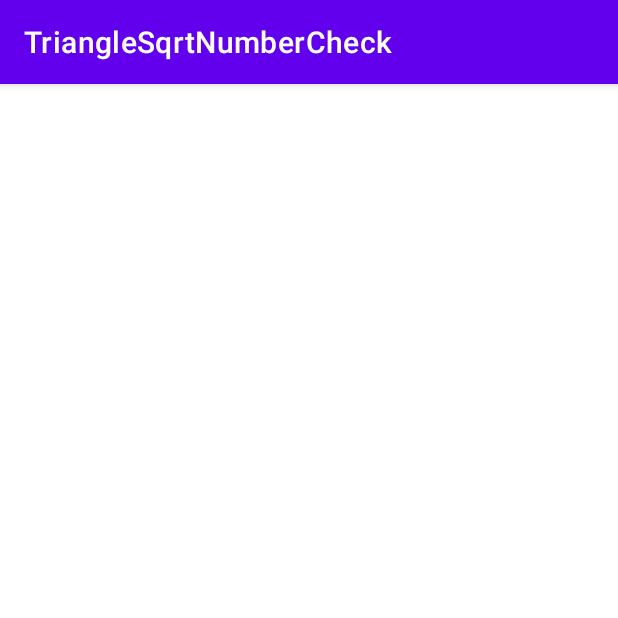
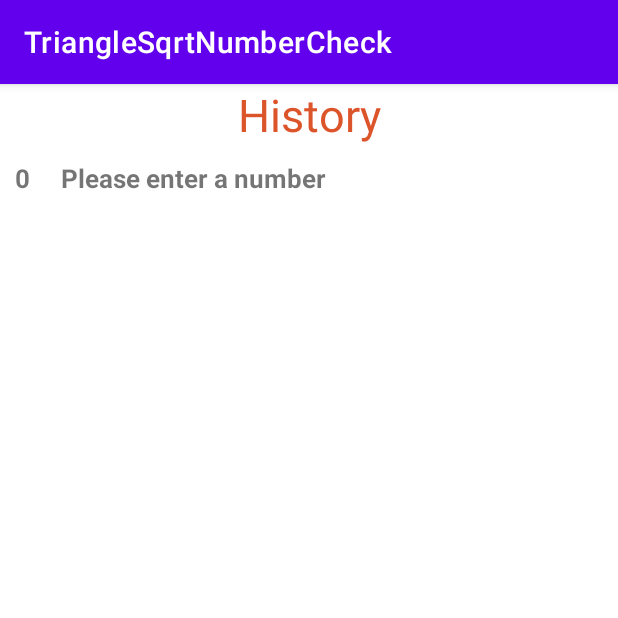
Before and after one commit to RokiMoulik/AndroidSqLite, an Android app: the screen it shows after launch (ShowHistory), after a tap on "HISTORY", on a phone screen of 412 x 824 dp, the top half of it. Run offline under Robolectric (Android 15) with nearby library versions, the phone set to English and light mode, and no system bars.

```diff
--- a/app/src/main/java/com/example/trianglesqrtnumbercheck/CustomAdapter.java
+++ b/app/src/main/java/com/example/trianglesqrtnumbercheck/CustomAdapter.java
@@ -49,8 +49,7 @@ public class CustomAdapter extends RecyclerView.Adapter<CustomAdapter.MyViewHold
         public MyViewHolder(@NonNull View itemView) {
             super(itemView);
 
-            numberTextView = itemView.findViewById(R.id.textViewNumber);
-            typeTextView = itemView.findViewById(R.id.textViewType);
+
         }
     }
 }
--- a/app/src/main/java/com/example/trianglesqrtnumbercheck/MainActivity.java
+++ b/app/src/main/java/com/example/trianglesqrtnumbercheck/MainActivity.java
@@ -85,8 +85,7 @@ public class MainActivity extends AppCompatActivity {
     }
 
     public void openHistory(){
-        Intent intent = new Intent(this, ShowHistory.class);
+        Intent intent = new Intent(MainActivity.this, ShowHistory.class);
         startActivity(intent);
-
     }
 }
--- a/app/src/main/java/com/example/trianglesqrtnumbercheck/MyDatabaseHelper.java
+++ b/app/src/main/java/com/example/trianglesqrtnumbercheck/MyDatabaseHelper.java
@@ -20,6 +20,7 @@ public class MyDatabaseHelper extends SQLiteOpenHelper {
     private static final String CREATE_TABLE = "CREATE TABLE "+TABLE_NAME+ " ( " +_ID+ " INTEGER PRIMARY KEY AUTOINCREMENT, "+NUMBER+" INTEGER, "+TYPE+" VARCHAR(255)); ";
     private static final String DROP_TABLE = "DROP TABLE IF EXISTS " + TABLE_NAME;
     private static final String SELECT_ALL = "SELECT * FROM "+TABLE_NAME;
+    private static final String LAST_FIVE_DATA = "SELECT * FROM "+TABLE_NAME+" ORDER BY "+_ID+" DESC LIMIT 5";
 
     private final Context context;
     public MyDatabaseHelper(@Nullable Context context) {
@@ -59,9 +60,9 @@ public class MyDatabaseHelper extends SQLiteOpenHelper {
         long rowId = sqLiteDatabase.insert(TABLE_NAME, null, contentValues);
         return rowId;
     }
-    public Cursor displayData(){
+    public Cursor displayAllData(){
         SQLiteDatabase sqLiteDatabase = this.getReadableDatabase();
-        Cursor cursor = sqLiteDatabase.rawQuery(SELECT_ALL, null);
+        Cursor cursor = sqLiteDatabase.rawQuery(LAST_FIVE_DATA, null);
         return cursor;
     }
 }
--- a/app/src/main/java/com/example/trianglesqrtnumbercheck/ShowHistory.java
+++ b/app/src/main/java/com/example/trianglesqrtnumbercheck/ShowHistory.java
@@ -6,37 +6,42 @@ import androidx.recyclerview.widget.RecyclerView;
 
 import android.database.Cursor;
 import android.os.Bundle;
+import android.widget.ArrayAdapter;
+import android.widget.ListView;
 import android.widget.Toast;
 
 import java.util.ArrayList;
 
 public class ShowHistory extends AppCompatActivity {
-    RecyclerView recyclerView;
-    ArrayList<Integer> _number = new ArrayList<>();
-    ArrayList<String> _type = new ArrayList<>();
-    MyDatabaseHelper myDatabaseHelper;
+    private MyDatabaseHelper myDatabaseHelper;
+    private ListView listView;
     @Override
     protected void onCreate(Bundle savedInstanceState) {
         super.onCreate(savedInstanceState);
         setContentView(R.layout.activity_show_history);
-        recyclerView = findViewById(R.id.recylerviewId);
 
-        myDatabaseHelper = new MyDatabaseHelper(this);
-        CustomAdapter customAdapter = new CustomAdapter(this, _number, _type);
-        recyclerView.setAdapter(customAdapter);
-        recyclerView.setLayoutManager(new LinearLayoutManager(ShowHistory.this));
+        listView =  findViewById(R.id.listViewId);
+        myDatabaseHelper = new MyDatabaseHelper(ShowHistory.this);
 
+        displayData();
+    }
 
-        Cursor cursor = myDatabaseHelper.displayData();
+    public void displayData(){
+        ArrayList<String>listData = new ArrayList<>();
+
+        Cursor cursor = myDatabaseHelper.displayAllData();
+
         if(cursor.getCount() == 0){
-            Toast.makeText(this, "no data", Toast.LENGTH_SHORT).show();
+            Toast.makeText(this, "No data in the database", Toast.LENGTH_SHORT).show();
         }
         else{
             while(cursor.moveToNext()){
-                _number.add(cursor.getInt(1));
-                _type.add(cursor.getString(2));
+                listData.add(cursor.getString(1) + " \t " + cursor.getString(2));
             }
         }
 
+        ArrayAdapter<String> arrayAdapter = new ArrayAdapter<String>(this, R.layout.single_item, R.id.textViewId, listData);
+        listView.setAdapter(arrayAdapter);
+       // listView.setOnItemClickListener(listView.getOnItemClickListener());
     }
 }
--- a/app/src/main/res/layout/activity_show_history.xml
+++ b/app/src/main/res/layout/activity_show_history.xml
@@ -1,17 +1,26 @@
 <?xml version="1.0" encoding="utf-8"?>
-<androidx.constraintlayout.widget.ConstraintLayout xmlns:android="http://schemas.android.com/apk/res/android"
+<LinearLayout xmlns:android="http://schemas.android.com/apk/res/android"
     xmlns:app="http://schemas.android.com/apk/res-auto"
     xmlns:tools="http://schemas.android.com/tools"
     android:layout_width="match_parent"
-    android:layout_height="wrap_content"
+    android:layout_height="match_parent"
     android:orientation="vertical"
     tools:context=".ShowHistory">
-
-    <androidx.recyclerview.widget.RecyclerView
-        android:id="@+id/recylerviewId"
+    <TextView
         android:layout_width="match_parent"
         android:layout_height="wrap_content"
-        app:layout_constraintStart_toStartOf="parent"
-        app:layout_constraintTop_toTopOf="parent" />
+        android:text="History"
+        android:gravity="center"
+        android:textColor="#DC542A"
+        android:textSize="30sp"/>
+    <ListView
+        android:id="@+id/listViewId"
+        android:listSelector="#C9E9ED"
+        android:divider="#154B77"
+        android:dividerHeight="1dp"
+        android:layout_width="wrap_content"
+        android:layout_height="wrap_content">
+    </ListView>
 
-</androidx.constraintlayout.widget.ConstraintLayout>
+
+</LinearLayout>
```
Also changed, not shown: app/src/main/res/layout/single_item.xml (+9 -35 lines).
